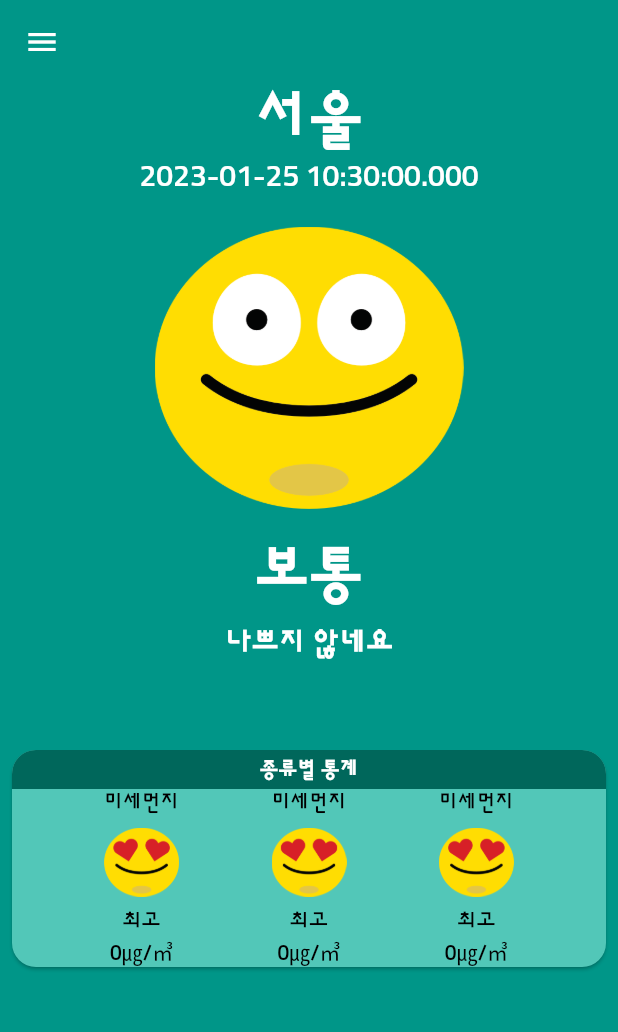
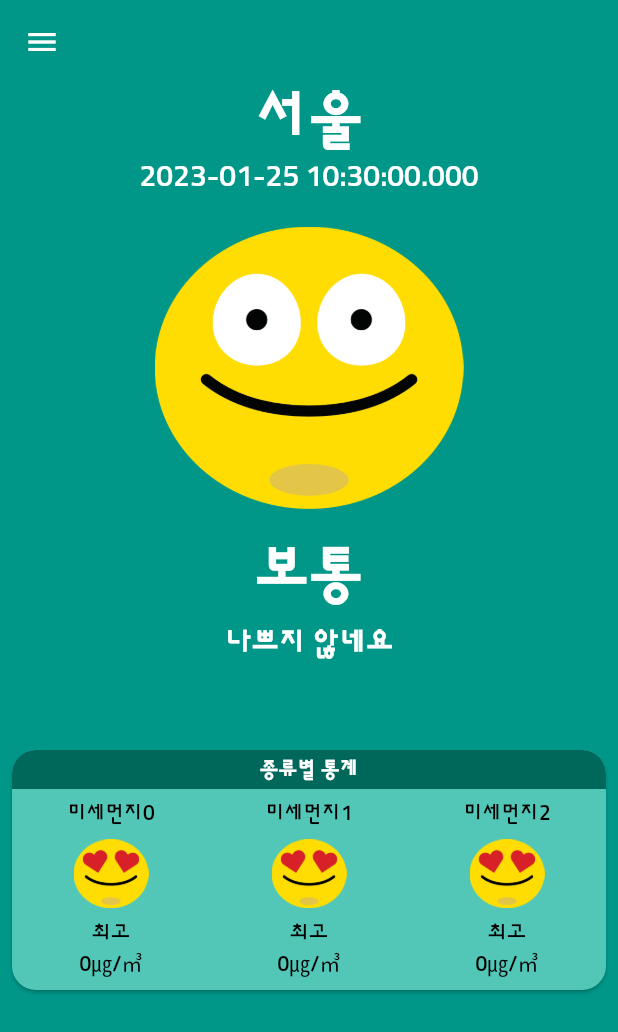
Before and after one commit to rldnd/flutter_dusty_dust, a Flutter app: the screen it shows after launch, on a phone screen of 412 x 824 dp. Shown: the top 1032 px of the screen. Run offline on Flutter 3.47's test engine with Material 2 defaults, Android fonts, the phone set to English and light mode, and no system bars.

Commit message:
feat(card): carousel

```diff
--- /dev/null
+++ b/lib/components/category_card.dart
@@ -0,0 +1,66 @@
+import 'package:dusty_dust/components/main_stat.dart';
+import 'package:dusty_dust/constants/colors.dart';
+import 'package:flutter/material.dart';
+
+class CategoryCard extends StatelessWidget {
+  const CategoryCard({super.key});
+
+  @override
+  Widget build(BuildContext context) {
+    return SizedBox(
+      height: 160.0,
+      child: Card(
+        margin: const EdgeInsets.symmetric(horizontal: 8.0),
+        shape: const RoundedRectangleBorder(
+          borderRadius: BorderRadius.all(
+            Radius.circular(16.0),
+          ),
+        ),
+        color: LIGHT_COLOR,
+        child: LayoutBuilder(builder: (context, constraint) {
+          return Column(
+            crossAxisAlignment: CrossAxisAlignment.stretch,
+            children: [
+              Container(
+                decoration: const BoxDecoration(
+                  color: DARK_COLOR,
+                  borderRadius: BorderRadius.only(
+                    topLeft: Radius.circular(16.0),
+                    topRight: Radius.circular(16.0),
+                  ),
+                ),
+                child: const Padding(
+                  padding: EdgeInsets.all(4.0),
+                  child: Text(
+                    '종류별 통계',
+                    textAlign: TextAlign.center,
+                    style: TextStyle(
+                      color: Colors.white,
+                      fontWeight: FontWeight.w700,
+                    ),
+                  ),
+                ),
+              ),
+              Expanded(
+                child: ListView(
+                  scrollDirection: Axis.horizontal,
+                  physics: PageScrollPhysics(),
+                  children: List.generate(
+                    20,
+                    (index) => MainStat(
+                      width: constraint.maxWidth / 3,
+                      category: '미세먼지$index',
+                      imgPath: 'assets/images/best.png',
+                      level: '최고',
+                      stat: '0㎍/㎥',
+                    ),
+                  ),
+                ),
+              )
+            ],
+          );
+        }),
+      ),
+    );
+  }
+}
--- a/lib/components/main_stat.dart
+++ b/lib/components/main_stat.dart
@@ -5,13 +5,15 @@ class MainStat extends StatelessWidget {
   final String imgPath;
   final String level;
   final String stat;
+  final double width;
 
   const MainStat(
       {super.key,
       required this.category,
       required this.imgPath,
       required this.level,
-      required this.stat});
+      required this.stat,
+      required this.width});
 
   @override
   Widget build(BuildContext context) {
@@ -19,7 +21,10 @@ class MainStat extends StatelessWidget {
       color: Colors.black,
     );
 
-    return Column(
+    return SizedBox(
+      width: width,
+      child: Column(
+        mainAxisAlignment: MainAxisAlignment.center,
         children: [
           Text(category, style: textStyle),
           const SizedBox(height: 8.0),
@@ -28,6 +33,7 @@ class MainStat extends StatelessWidget {
           Text(level, style: textStyle),
           Text(stat, style: textStyle),
         ],
+      ),
     );
   }
 }
--- a/lib/screens/home_screen.dart
+++ b/lib/screens/home_screen.dart
@@ -1,6 +1,6 @@
+import 'package:dusty_dust/components/category_card.dart';
 import 'package:dusty_dust/components/main_app_bar.dart';
 import 'package:dusty_dust/components/main_drawer.dart';
-import 'package:dusty_dust/components/main_stat.dart';
 import 'package:dusty_dust/constants/colors.dart';
 import 'package:flutter/material.dart';
 
@@ -19,63 +19,7 @@ class HomeScreen extends StatelessWidget {
             child: Column(
               crossAxisAlignment: CrossAxisAlignment.stretch,
               children: [
-                Card(
-                  margin: const EdgeInsets.symmetric(horizontal: 8.0),
-                  shape: RoundedRectangleBorder(
-                    borderRadius: BorderRadius.all(
-                      Radius.circular(16.0),
-                    ),
-                  ),
-                  color: LIGHT_COLOR,
-                  child: Column(
-                    crossAxisAlignment: CrossAxisAlignment.stretch,
-                    children: [
-                      Container(
-                        decoration: BoxDecoration(
-                          color: DARK_COLOR,
-                          borderRadius: BorderRadius.only(
-                            topLeft: Radius.circular(16.0),
-                            topRight: Radius.circular(16.0),
-                          ),
-                        ),
-                        child: Padding(
-                          padding: const EdgeInsets.all(4.0),
-                          child: Text(
-                            '종류별 통계',
-                            textAlign: TextAlign.center,
-                            style: TextStyle(
-                              color: Colors.white,
-                              fontWeight: FontWeight.w700,
-                            ),
-                          ),
-                        ),
-                      ),
-                      Row(
-                        mainAxisAlignment: MainAxisAlignment.spaceEvenly,
-                        children: const [
-                          MainStat(
-                            category: '미세먼지',
-                            imgPath: 'assets/images/best.png',
-                            level: '최고',
-                            stat: '0㎍/㎥',
-                          ),
-                          MainStat(
-                            category: '미세먼지',
-                            imgPath: 'assets/images/best.png',
-                            level: '최고',
-                            stat: '0㎍/㎥',
-                          ),
-                          MainStat(
-                            category: '미세먼지',
-                            imgPath: 'assets/images/best.png',
-                            level: '최고',
-                            stat: '0㎍/㎥',
-                          ),
-                        ],
-                      )
-                    ],
-                  ),
-                )
+                CategoryCard(),
               ],
             ),
           ),
```
Lines whose indentation alone changed are shown as unchanged.
